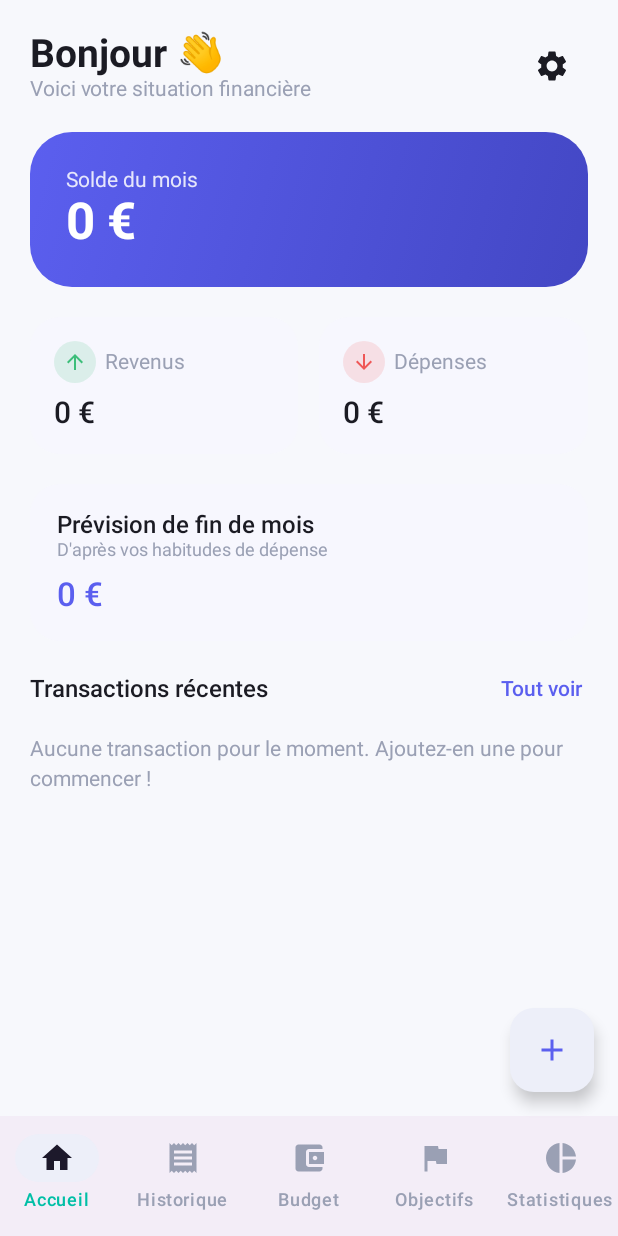
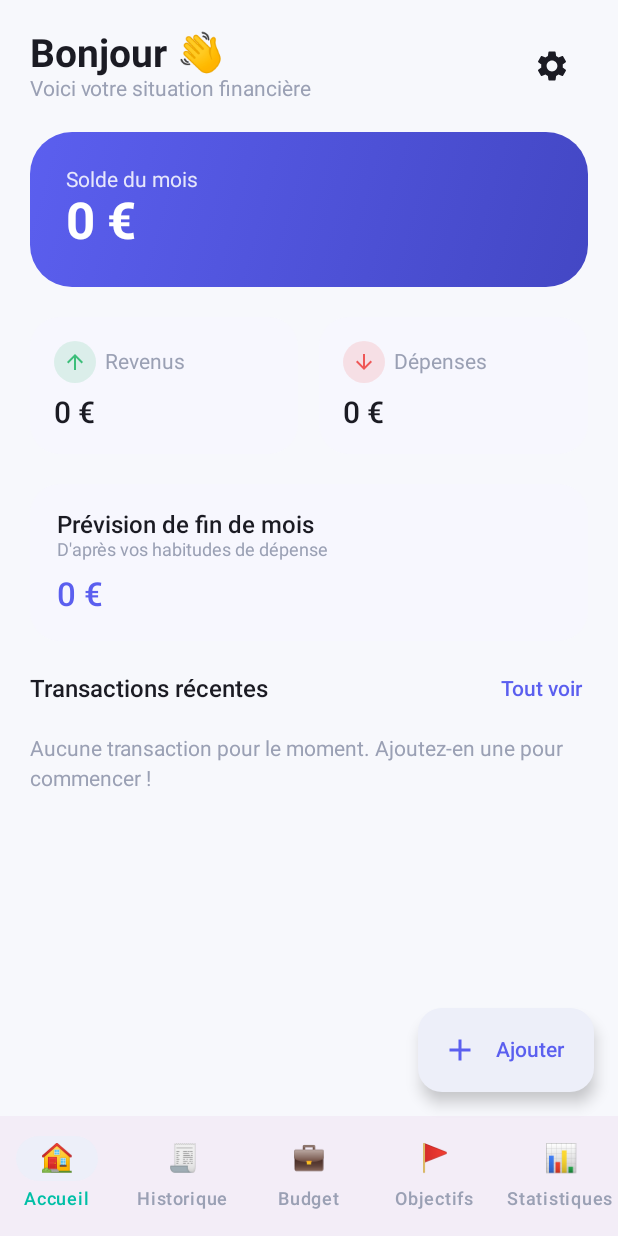
Before and after one commit to youssefaridal-ctrl/hello-world-pr-demo, an Android app built with Jetpack Compose: the screen it shows after launch (MainActivity), on a phone screen of 412 x 824 dp. Run offline under Robolectric (Android 15) with nearby library versions, the phone set to English and light mode, and no system bars; our stand-ins replace Room's generated code.

Commit message:
Align app visuals with the approved mockup and pin debug signing
- Category icons are now colored emoji badges (matching the mockup)
  instead of monochrome Material icons, across the dashboard, add
  transaction, budget, and statistics screens.
- Bottom navigation uses the same emoji as the mockup; the FAB is now
  an extended button with an "Ajouter" label instead of icon-only.
- Dépense/Revenu segmented buttons turn red/green when selected.
- Selected category chip gets a colored outline ring.
- Monthly trend chart switched from a line chart to gradient bars with
  the current month highlighted in coral, matching the mockup.
- Goals show a "🎉 Objectif atteint !" state once 100% funded.
- Added a fixed debug.keystore checked into the repo and wired it into
  the debug signingConfig so every future build shares one signature —
  without this, each fresh CI runner mints its own random debug key and
  a new build can't install over a previously installed one.
- Bumped versionCode/versionName to mark this as a new release.

```diff
--- a/app/src/main/java/com/budgetmalin/app/data/local/DefaultData.kt
+++ b/app/src/main/java/com/budgetmalin/app/data/local/DefaultData.kt
@@ -6,17 +6,17 @@ import com.budgetmalin.app.data.local.entity.CategoryKind
 object DefaultData {
 
     val categories = listOf(
-        CategoryEntity("food", "Alimentation", "#FF8A65", "restaurant", CategoryKind.EXPENSE),
-        CategoryEntity("transport", "Transport", "#4FC3F7", "directions_car", CategoryKind.EXPENSE),
-        CategoryEntity("housing", "Logement", "#9575CD", "home", CategoryKind.EXPENSE),
-        CategoryEntity("leisure", "Loisirs", "#F06292", "sports_esports", CategoryKind.EXPENSE),
-        CategoryEntity("health", "Santé", "#4DB6AC", "local_hospital", CategoryKind.EXPENSE),
-        CategoryEntity("shopping", "Shopping", "#FFB74D", "shopping_bag", CategoryKind.EXPENSE),
-        CategoryEntity("bills", "Factures", "#E57373", "receipt_long", CategoryKind.EXPENSE),
-        CategoryEntity("education", "Éducation", "#64B5F6", "school", CategoryKind.EXPENSE),
-        CategoryEntity("savings", "Épargne", "#00BFA6", "savings", CategoryKind.EXPENSE),
-        CategoryEntity("other", "Autre", "#90A4AE", "category", CategoryKind.EXPENSE),
-        CategoryEntity("salary", "Salaire", "#66BB6A", "payments", CategoryKind.INCOME),
-        CategoryEntity("other_income", "Autre revenu", "#81C784", "attach_money", CategoryKind.INCOME)
+        CategoryEntity("food", "Alimentation", "#FF8A65", "🍽️", CategoryKind.EXPENSE),
+        CategoryEntity("transport", "Transport", "#4FC3F7", "🚗", CategoryKind.EXPENSE),
+        CategoryEntity("housing", "Logement", "#9575CD", "🏠", CategoryKind.EXPENSE),
+        CategoryEntity("leisure", "Loisirs", "#F06292", "🎮", CategoryKind.EXPENSE),
+        CategoryEntity("health", "Santé", "#4DB6AC", "🏥", CategoryKind.EXPENSE),
+        CategoryEntity("shopping", "Shopping", "#FFB74D", "🛍️", CategoryKind.EXPENSE),
+        CategoryEntity("bills", "Factures", "#E57373", "🧾", CategoryKind.EXPENSE),
+        CategoryEntity("education", "Éducation", "#64B5F6", "🎓", CategoryKind.EXPENSE),
+        CategoryEntity("savings", "Épargne", "#00BFA6", "🏦", CategoryKind.EXPENSE),
+        CategoryEntity("other", "Autre", "#90A4AE", "📦", CategoryKind.EXPENSE),
+        CategoryEntity("salary", "Salaire", "#66BB6A", "💰", CategoryKind.INCOME),
+        CategoryEntity("other_income", "Autre revenu", "#81C784", "💵", CategoryKind.INCOME)
     )
 }
--- a/app/src/main/java/com/budgetmalin/app/ui/navigation/NavGraph.kt
+++ b/app/src/main/java/com/budgetmalin/app/ui/navigation/NavGraph.kt
@@ -3,7 +3,7 @@ package com.budgetmalin.app.ui.navigation
 import androidx.compose.foundation.layout.padding
 import androidx.compose.material.icons.Icons
 import androidx.compose.material.icons.filled.Add
-import androidx.compose.material3.FloatingActionButton
+import androidx.compose.material3.ExtendedFloatingActionButton
 import androidx.compose.material3.Icon
 import androidx.compose.material3.NavigationBar
 import androidx.compose.material3.NavigationBarItem
@@ -13,6 +13,7 @@ import androidx.compose.runtime.Composable
 import androidx.compose.runtime.getValue
 import androidx.compose.ui.Modifier
 import androidx.compose.ui.res.stringResource
+import androidx.compose.ui.unit.sp
 import androidx.navigation.NavDestination.Companion.hierarchy
 import androidx.navigation.NavGraph.Companion.findStartDestination
 import androidx.navigation.compose.NavHost
@@ -57,7 +58,7 @@ fun BudgetMalinNavGraph(
                                     restoreState = true
                                 }
                             },
-                            icon = { Icon(item.icon, contentDescription = stringResource(item.labelRes)) },
+                            icon = { Text(item.emoji, fontSize = 18.sp) },
                             label = { Text(stringResource(item.labelRes)) }
                         )
                     }
@@ -66,9 +67,11 @@ fun BudgetMalinNavGraph(
         },
         floatingActionButton = {
             if (currentRoute?.route == Screen.Dashboard.route || currentRoute?.route == Screen.Transactions.route) {
-                FloatingActionButton(onClick = { navController.navigate(Screen.AddTransaction.createRoute()) }) {
-                    Icon(Icons.Filled.Add, contentDescription = stringResource(com.budgetmalin.app.R.string.cd_add_transaction))
-                }
+                ExtendedFloatingActionButton(
+                    onClick = { navController.navigate(Screen.AddTransaction.createRoute()) },
+                    icon = { Icon(Icons.Filled.Add, contentDescription = null) },
+                    text = { Text(stringResource(com.budgetmalin.app.R.string.action_add)) }
+                )
             }
         }
     ) { padding ->
--- a/app/src/main/java/com/budgetmalin/app/ui/navigation/Screen.kt
+++ b/app/src/main/java/com/budgetmalin/app/ui/navigation/Screen.kt
@@ -1,12 +1,5 @@
 package com.budgetmalin.app.ui.navigation
 
-import androidx.compose.material.icons.Icons
-import androidx.compose.material.icons.filled.AccountBalanceWallet
-import androidx.compose.material.icons.filled.Flag
-import androidx.compose.material.icons.filled.Home
-import androidx.compose.material.icons.filled.PieChart
-import androidx.compose.material.icons.filled.Receipt
-import androidx.compose.ui.graphics.vector.ImageVector
 import com.budgetmalin.app.R
 
 sealed class Screen(val route: String) {
@@ -24,13 +17,13 @@ sealed class Screen(val route: String) {
 data class BottomNavItem(
     val screen: Screen,
     val labelRes: Int,
-    val icon: ImageVector
+    val emoji: String
 )
 
 val bottomNavItems = listOf(
-    BottomNavItem(Screen.Dashboard, R.string.nav_dashboard, Icons.Filled.Home),
-    BottomNavItem(Screen.Transactions, R.string.nav_transactions, Icons.Filled.Receipt),
-    BottomNavItem(Screen.Budget, R.string.nav_budget, Icons.Filled.AccountBalanceWallet),
-    BottomNavItem(Screen.Goals, R.string.nav_goals, Icons.Filled.Flag),
-    BottomNavItem(Screen.Statistics, R.string.nav_stats, Icons.Filled.PieChart)
+    BottomNavItem(Screen.Dashboard, R.string.nav_dashboard, "🏠"),
+    BottomNavItem(Screen.Transactions, R.string.nav_transactions, "🧾"),
+    BottomNavItem(Screen.Budget, R.string.nav_budget, "💼"),
+    BottomNavItem(Screen.Goals, R.string.nav_goals, "🚩"),
+    BottomNavItem(Screen.Statistics, R.string.nav_stats, "📊")
 )
--- a/app/src/main/java/com/budgetmalin/app/ui/screens/budget/BudgetScreen.kt
+++ b/app/src/main/java/com/budgetmalin/app/ui/screens/budget/BudgetScreen.kt
@@ -72,7 +72,7 @@ fun BudgetScreen(
                             modifier = Modifier.fillMaxWidth(),
                             horizontalArrangement = Arrangement.SpaceBetween
                         ) {
-                            Text(row.category.name, style = MaterialTheme.typography.titleMedium)
+                            Text("${row.category.icon} ${row.category.name}", style = MaterialTheme.typography.titleMedium)
                             if (row.limit > 0) {
                                 Text(
                                     stringResource(
--- a/app/src/main/res/values/strings.xml
+++ b/app/src/main/res/values/strings.xml
@@ -66,6 +66,7 @@
     <string name="goals_saved">Épargné : %1$s</string>
     <string name="goals_eta_on_track">Atteignable d\'ici le %1$s au rythme actuel</string>
     <string name="goals_eta_unknown">Ajoutez de l\'épargne pour estimer une date</string>
+    <string name="goals_achieved">🎉 Objectif atteint !</string>
     <string name="goals_dialog_title">Nouvel objectif</string>
     <string name="goals_dialog_name">Nom de l\'objectif</string>
     <string name="goals_dialog_name_hint">Ex : Voyage à Marrakech</string>
@@ -90,9 +91,9 @@
     <string name="settings_about_desc">BudgetMalin vous aide à prévoir vos dépenses et à atteindre vos objectifs d\'épargne.</string>
 
     <!-- Common -->
+    <string name="action_add">Ajouter</string>
     <string name="action_cancel">Annuler</string>
     <string name="action_save">Enregistrer</string>
     <string name="action_delete">Supprimer</string>
-    <string name="cd_add_transaction">Ajouter une transaction</string>
     <string name="cd_back">Retour</string>
 </resources>
```
Also changed, not shown: app/build.gradle.kts (+18 -2 lines), app/src/main/java/com/budgetmalin/app/ui/components/IconMapper.kt (+22 -29 lines), app/src/main/java/com/budgetmalin/app/ui/components/TransactionRow.kt (+1 -12 lines), app/src/main/java/com/budgetmalin/app/ui/components/TrendChart.kt (+32 -35 lines), app/src/main/java/com/budgetmalin/app/ui/screens/addtransaction/AddTransactionScreen.kt (+17 -4 lines), app/src/main/java/com/budgetmalin/app/ui/screens/goals/GoalsScreen.kt (+12 -5 lines), app/src/main/java/com/budgetmalin/app/ui/screens/statistics/StatisticsScreen.kt (+2 -6 lines), 1 other file.
